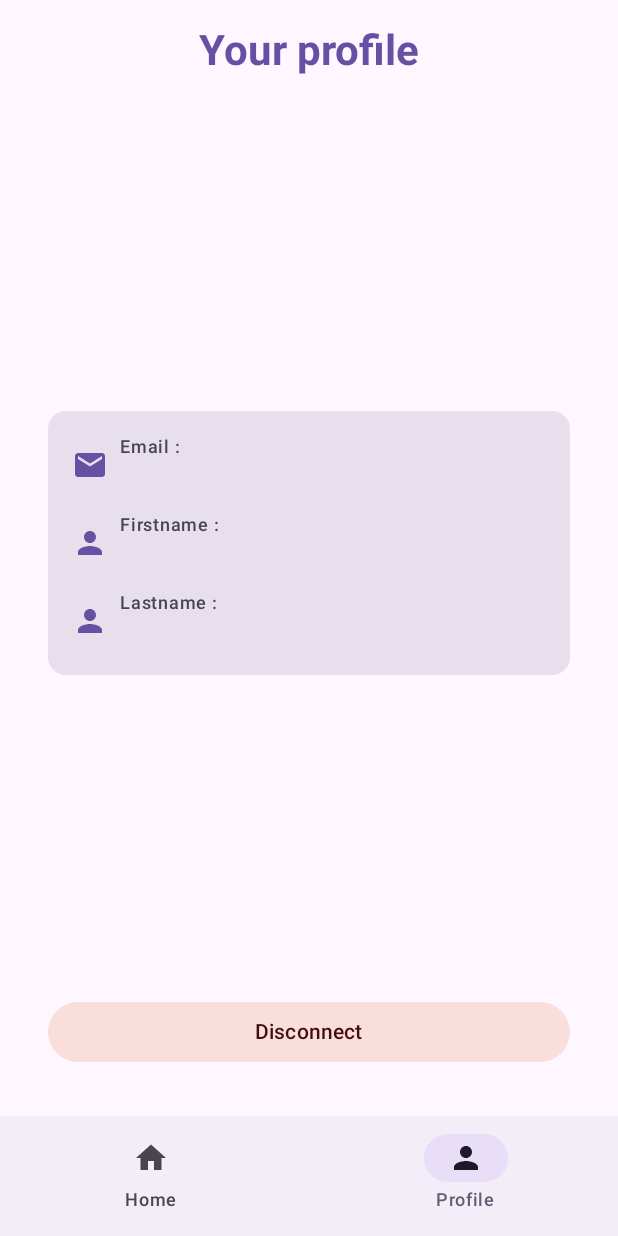
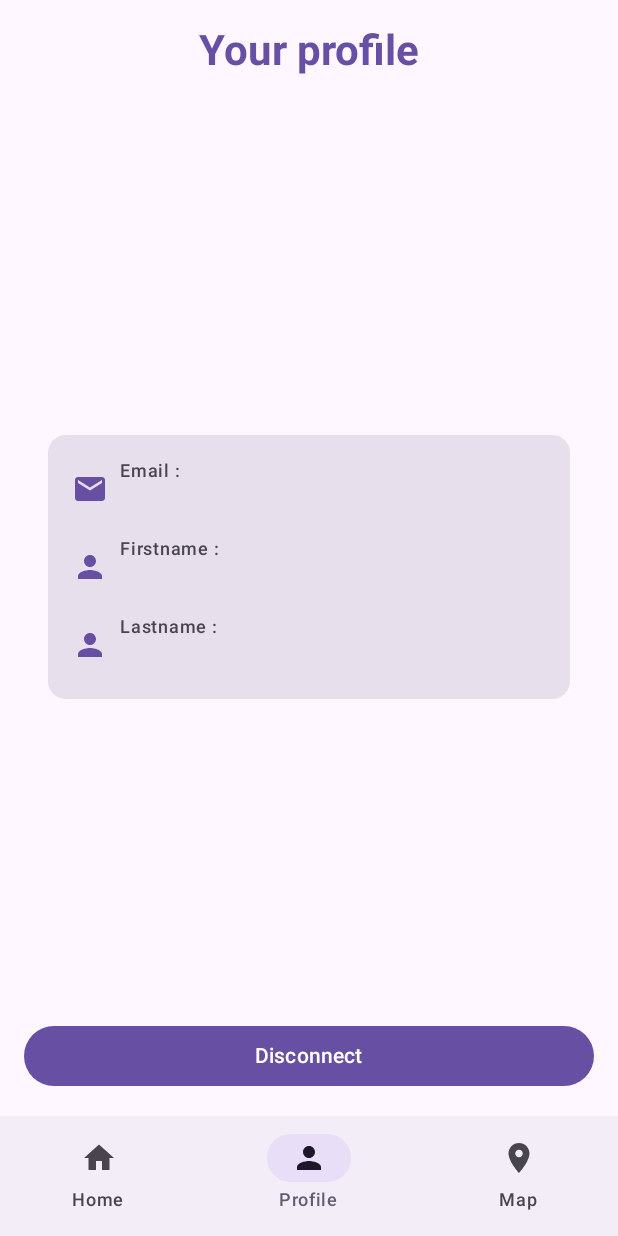
Before and after one commit to KoaDev/LaBarben, an Android app built with Jetpack Compose: the ProfileScreen screen opened through its navigation route, on a phone screen of 412 x 824 dp. Run offline under Robolectric (Android 15) with nearby library versions, the phone set to English and light mode, and no system bars; our stand-ins replace Firebase (no records; nobody signed in at launch, a user with empty details on screens opened directly).

Commit message:
Add Map Part

```diff
--- a/app/src/main/java/fr/isen/champion/labarben/navigation/NavigationBar.kt
+++ b/app/src/main/java/fr/isen/champion/labarben/navigation/NavigationBar.kt
@@ -2,6 +2,8 @@ package fr.isen.champion.labarben.navigation
 
 import androidx.compose.material.icons.Icons
 import androidx.compose.material.icons.filled.Home
+import androidx.compose.material.icons.filled.LocationOn
+import androidx.compose.material.icons.filled.MailOutline
 import androidx.compose.material.icons.filled.Person
 import androidx.compose.material3.*
 import androidx.compose.runtime.Composable
@@ -16,7 +18,8 @@ import androidx.navigation.compose.currentBackStackEntryAsState
 fun BottomNavigationBar(navController: NavHostController) {
     val items = listOf(
         NavigationBarItem.Home,
-        NavigationBarItem.Profile
+        NavigationBarItem.Profile,
+        NavigationBarItem.Map
     )
 
     NavigationBar {
@@ -27,6 +30,7 @@ fun BottomNavigationBar(navController: NavHostController) {
             val icon = when (item) {
                 NavigationBarItem.Home -> Icons.Default.Home
                 NavigationBarItem.Profile -> Icons.Default.Person
+                NavigationBarItem.Map -> Icons.Default.LocationOn
             }
             val labelText = stringResource(id = item.labelResId)
 
--- a/app/src/main/java/fr/isen/champion/labarben/navigation/NavigationBarItem.kt
+++ b/app/src/main/java/fr/isen/champion/labarben/navigation/NavigationBarItem.kt
@@ -5,4 +5,6 @@ import fr.isen.champion.labarben.R
 sealed class NavigationBarItem(val route: String, val labelResId: Int) {
     object Home : NavigationBarItem("home", R.string.navigation_bar_label_home)
     object Profile : NavigationBarItem("profile", R.string.navigation_bar_label_profile)
+    object Map : NavigationBarItem("map", R.string.navigation_bar_label_map)
+
 }
--- a/app/src/main/java/fr/isen/champion/labarben/ui/MainScreen.kt
+++ b/app/src/main/java/fr/isen/champion/labarben/ui/MainScreen.kt
@@ -12,6 +12,7 @@ import androidx.navigation.compose.composable
 import androidx.navigation.compose.rememberNavController
 import fr.isen.champion.labarben.navigation.BottomNavigationBar
 import fr.isen.champion.labarben.navigation.NavigationBarItem
+import fr.isen.champion.labarben.ui.maps.ZooMapScreen
 import fr.isen.champion.labarben.ui.user.ProfileScreen
 
 @Composable
@@ -35,6 +36,9 @@ fun MainScreen(rootNavController: NavHostController) {
                 composable(NavigationBarItem.Profile.route) {
                     ProfileScreen(rootNavController)
                 }
+                composable(NavigationBarItem.Map.route) {
+                    ZooMapScreen(rootNavController)
+                }
             }
         }
     }
--- a/app/src/main/java/fr/isen/champion/labarben/ui/user/ProfileScreen.kt
+++ b/app/src/main/java/fr/isen/champion/labarben/ui/user/ProfileScreen.kt
@@ -131,13 +131,7 @@ fun ProfileScreen(navController: NavController) {
                             launchSingleTop = true
                         }
                     },
-                    modifier = Modifier
-                        .fillMaxWidth()
-                        .padding(16.dp),
-                    colors = ButtonDefaults.buttonColors(
-                        containerColor = MaterialTheme.colorScheme.errorContainer,
-                        contentColor = MaterialTheme.colorScheme.onErrorContainer
-                    )
+                    modifier = Modifier.fillMaxWidth()
                 ) {
                     Text(stringResource(R.string.profileScreen_label_disconnect))
                 }
--- a/app/src/main/res/values/strings.xml
+++ b/app/src/main/res/values/strings.xml
@@ -25,4 +25,5 @@
     <string name="profileScreen_label_lastname">Lastname :</string>
     <string name="profileScreen_label_no_user">You are not authenticated</string>
     <string name="profileScreen_label_disconnect">Disconnect</string>
+    <string name="navigation_bar_label_map">Map</string>
 </resources>
```
Also changed, not shown: app/src/main/java/fr/isen/champion/labarben/ui/maps/ZooMapScreen.kt (added, +79 -0 lines), app/src/main/res/drawable/maps.jpg (added).
